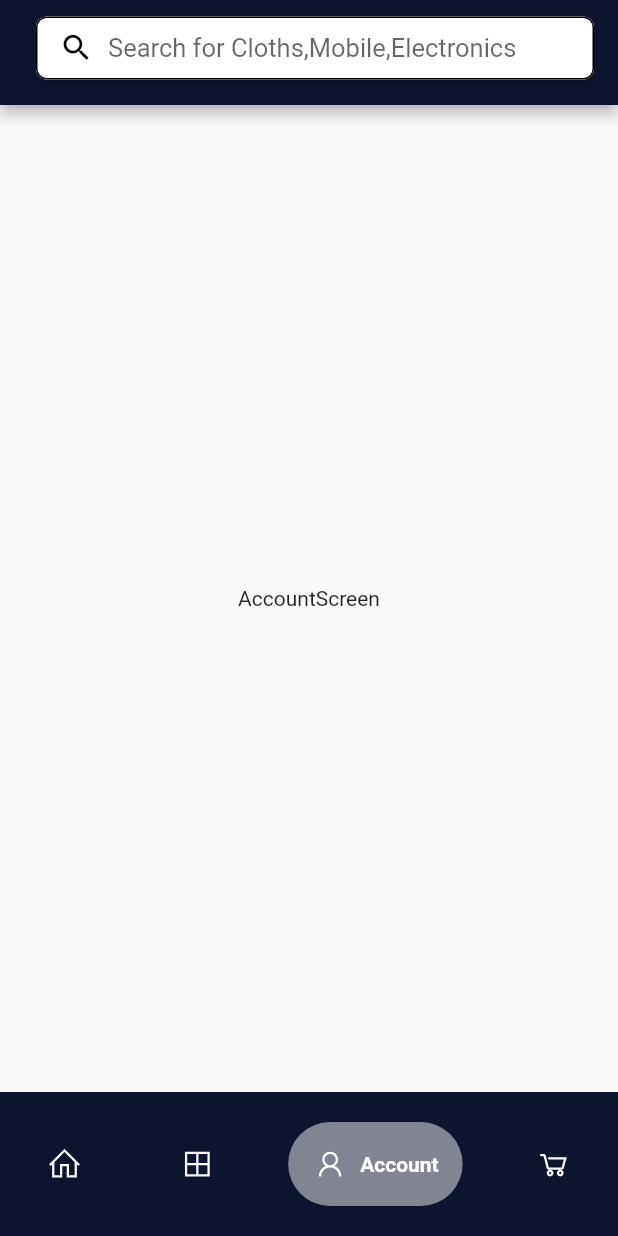
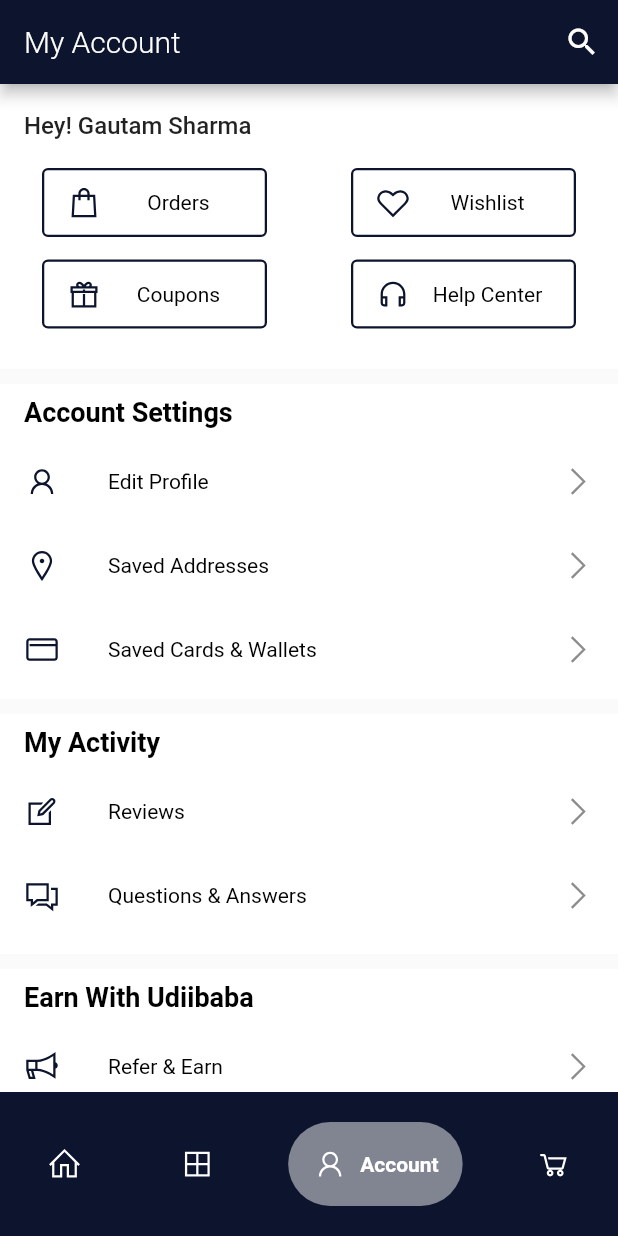
Before and after one commit to GautamSharma05/med, a Flutter app: the ScreenControl screen opened directly, swiped to page 3, on a phone screen of 412 x 824 dp. Run offline on Flutter 3.47's test engine with Material 2 defaults, Android fonts, the phone set to English and light mode, and no system bars; drawn by our look-alikes of google_nav_bar; our stand-ins replace carousel_slider, flutter_riverpod, line_icons; network calls fail; Roboto replaces fonts that are missing (Montserrat).

Commit message:
💄 Add more widgets in account screen

```diff
--- /dev/null
+++ b/lib/common/widget/common_app_bar_text.dart
@@ -0,0 +1,14 @@
+import 'package:flutter/material.dart';
+
+class CommonAppBarText extends StatelessWidget {
+  final String text;
+  const CommonAppBarText({super.key, required this.text});
+
+  @override
+  Widget build(BuildContext context) {
+    return Text(
+      text,
+      style: const TextStyle(fontWeight: FontWeight.w300),
+    );
+  }
+}
--- /dev/null
+++ b/lib/common/widget/common_text.dart
@@ -0,0 +1,15 @@
+import 'package:flutter/material.dart';
+import 'package:med/constant/constants.dart';
+
+class CommonText extends StatelessWidget {
+  final String text;
+  const CommonText({super.key, required this.text});
+
+  @override
+  Widget build(BuildContext context) {
+    return Text(
+      text,
+      style: const TextStyle(color:AppColor.textBlackColor,fontSize: 14, fontWeight: FontWeight.w400),
+    );
+  }
+}
--- a/lib/constant/constants.dart
+++ b/lib/constant/constants.dart
@@ -1,7 +1,9 @@
 import 'dart:ui';
+
 
 class AppColor {
   static const themeColor = Color(0xff0D142E);
+  static const scaffoldBackgroungColor = Color(0xffe0e0e0);
   static const textColor = Color(0xffFFFFFF);
   static const textBlackColor = Color(0xff000000);
   static const hintColor = Color(0xffc4c4c4);
@@ -27,4 +29,23 @@
   static const acceptTerm = 'I accept the Terms of Use.';
   static const rememberMe = 'Remember Me';
   static const searchHintText = 'Search for Cloths,Mobile,Electronics';
+  static const userName = 'Hey! Gautam Sharma';
+  static const accountAppBarText = 'My Account';
+  static const orders= 'Orders';
+  static const coupons= 'Coupons';
+  static const wishlist= 'Wishlist';
+  static const helpCenter= 'Help Center';
+  static const accountSetting = 'Account Settings';
+  static const editProfile = 'Edit Profile';
+  static const savedAddresses = 'Saved Addresses';
+  static const savedCardAndWallet = 'Saved Cards & Wallets';
+  static const myActivity = 'My Activity';
+  static const reviews = 'Reviews';
+  static const questionAndAnswer = 'Questions & Answers';
+  static const earnWithUdiiBaba = 'Earn With Udiibaba';
+  static const referAndEarn = 'Refer & Earn';
+  static const sellOnUdiibaba = 'Sell On Udiibaba';
+  static const feedbackAndInformation = 'Feedback & Information';
+  static const termPoliciesAndLicenses = 'Terms, Policies & Licenses';
+  static const browseFaqs = 'Browse FAQs';
 }
--- a/lib/features/screens/accountscreen/account_screen.dart
+++ b/lib/features/screens/accountscreen/account_screen.dart
@@ -1,16 +1,55 @@
 import 'package:flutter/material.dart';
-
+import 'package:med/common/widget/common_app_bar_text.dart';
+import 'package:med/constant/constants.dart';
+import 'package:med/features/screens/accountscreen/widgets/account_detail.dart';
+import 'package:med/features/screens/accountscreen/widgets/account_earn_with.dart';
+import 'package:med/features/screens/accountscreen/widgets/account_my_activity.dart';
+import 'package:med/features/screens/accountscreen/widgets/account_settings.dart';
+import 'package:med/features/screens/accountscreen/widgets/feedback.dart';
+import 'package:med/features/screens/accountscreen/widgets/log_out_button.dart';
 
 class AccountScreen extends StatelessWidget {
   const AccountScreen({super.key});
 
   @override
   Widget build(BuildContext context) {
-    return const Scaffold(
-      body: Center(
-        child: Text('AccountScreen'),
-      ),
-
-    );
+    return Scaffold(
+        appBar: AppBar(
+          title: const CommonAppBarText(text: AppText.accountAppBarText),
+          actions: [
+            IconButton(
+                onPressed: () {},
+                icon: const Icon(
+                  Icons.search,
+                  color: AppColor.textColor,
+                ))
+          ],
+        ),
+        body: SingleChildScrollView(
+          child: SafeArea(
+              child: Column(children: const [
+            AccountDetail(),
+            SizedBox(
+              height: 10,
+            ),
+            AccountSettings(),
+            SizedBox(
+              height: 10,
+            ),
+            MyActivity(),
+            SizedBox(
+              height: 10,
+            ),
+            EarnWithUdiiBaba(),
+            SizedBox(
+              height: 10,
+            ),
+            FeedbackAndInformation(),
+            SizedBox(
+              height: 10,
+            ),
+            LogOutButton(),
+          ])),
+        ));
   }
 }
--- /dev/null
+++ b/lib/features/screens/accountscreen/widgets/account_detail.dart
@@ -0,0 +1,45 @@
+import 'package:flutter/material.dart';
+import 'package:line_icons/line_icons.dart';
+import 'package:med/constant/constants.dart';
+import 'package:med/features/screens/accountscreen/widgets/button_widgets.dart';
+
+class AccountDetail extends StatelessWidget {
+  const AccountDetail({super.key});
+
+  @override
+  Widget build(BuildContext context) {
+    return Container(
+      color: AppColor.textColor,
+      width: double.infinity,
+      height: 190,
+      child: Column(
+        children: [
+          const ListTile(
+            title: Text(
+              AppText.userName,
+              style: TextStyle(fontWeight: FontWeight.w500),
+            ),
+          ),
+          Row(
+            mainAxisAlignment: MainAxisAlignment.spaceAround,
+            children: const [
+              AccountButtons(text: AppText.orders, icon: LineIcons.shoppingBag),
+              AccountButtons(text: AppText.wishlist, icon: LineIcons.heart),
+            ],
+          ),
+          const SizedBox(
+            height: 15,
+          ),
+          Row(
+            mainAxisAlignment: MainAxisAlignment.spaceAround,
+            children: const [
+              AccountButtons(text: AppText.coupons, icon: LineIcons.gift),
+              AccountButtons(
+                  text: AppText.helpCenter, icon: LineIcons.headphones),
+            ],
+          ),
+        ],
+      ),
+    );
+  }
+}
--- /dev/null
+++ b/lib/features/screens/accountscreen/widgets/account_earn_with.dart
@@ -0,0 +1,46 @@
+import 'package:flutter/material.dart';
+import 'package:line_icons/line_icons.dart';
+import 'package:med/common/widget/common_text.dart';
+import 'package:med/constant/constants.dart';
+
+class EarnWithUdiiBaba extends StatelessWidget {
+  const EarnWithUdiiBaba({super.key});
+
+  @override
+  Widget build(BuildContext context) {
+    return Container(
+      color: AppColor.textColor,
+      width: double.infinity,
+      height: 160,
+      child: Column(
+        crossAxisAlignment: CrossAxisAlignment.start,
+        children: const [
+          Padding(
+            padding: EdgeInsets.only(left: 16.0, top: 8.0, bottom: 8.0),
+            child: Text(
+              AppText.earnWithUdiiBaba,
+              style: TextStyle(
+                  color: AppColor.textBlackColor,
+                  fontSize: 18,
+                  fontWeight: FontWeight.w600),
+            ),
+          ),
+          ListTile(
+            leading: Icon(color: AppColor.themeColor, LineIcons.bullhorn),
+            title: CommonText(
+              text: AppText.referAndEarn,
+            ),
+            trailing: Icon(LineIcons.angleRight),
+          ),
+          ListTile(
+            leading: Icon(color: AppColor.themeColor, LineIcons.store),
+            title: CommonText(
+              text: AppText.sellOnUdiibaba,
+            ),
+            trailing: Icon(LineIcons.angleRight),
+          ),
+        ],
+      ),
+    );
+  }
+}
--- /dev/null
+++ b/lib/features/screens/accountscreen/widgets/account_my_activity.dart
@@ -0,0 +1,47 @@
+import 'package:flutter/material.dart';
+import 'package:line_icons/line_icons.dart';
+import 'package:med/common/widget/common_text.dart';
+import 'package:med/constant/constants.dart';
+
+
+class MyActivity extends StatelessWidget {
+  const MyActivity({super.key});
+
+  @override
+  Widget build(BuildContext context) {
+    return Container(
+      color: AppColor.textColor,
+      width: double.infinity,
+      height: 160,
+      child: Column(
+          crossAxisAlignment: CrossAxisAlignment.start,
+        children: const [
+          Padding(
+            padding: EdgeInsets.only(left: 16.0, top: 8.0, bottom: 8.0),
+            child: Text(
+              AppText.myActivity,
+              style: TextStyle(
+                  color: AppColor.textBlackColor,
+                  fontSize: 18,
+                  fontWeight: FontWeight.w600),
+            ),
+          ),
+          ListTile(
+            leading: Icon(color: AppColor.themeColor, LineIcons.edit),
+            title: CommonText(
+              text: AppText.reviews,
+            ),
+            trailing: Icon(LineIcons.angleRight),
+          ),
+           ListTile(
+            leading: Icon(color: AppColor.themeColor, LineIcons.comments),
+            title: CommonText(
+              text: AppText.questionAndAnswer,
+            ),
+            trailing: Icon(LineIcons.angleRight),
+          ),
+        ],
+      ),
+    );
+  }
+}
--- /dev/null
+++ b/lib/features/screens/accountscreen/widgets/account_settings.dart
@@ -0,0 +1,53 @@
+import 'package:flutter/material.dart';
+import 'package:line_icons/line_icons.dart';
+import 'package:med/common/widget/common_text.dart';
+import 'package:med/constant/constants.dart';
+
+class AccountSettings extends StatelessWidget {
+  const AccountSettings({super.key});
+
+  @override
+  Widget build(BuildContext context) {
+    return Container(
+      color: AppColor.textColor,
+      width: double.infinity,
+      height: 210,
+      child: Column(
+        crossAxisAlignment: CrossAxisAlignment.start,
+        children: const [
+          Padding(
+            padding: EdgeInsets.only(left: 16.0, top: 8.0, bottom: 8.0),
+            child: Text(
+              AppText.accountSetting,
+              style: TextStyle(
+                  color: AppColor.textBlackColor,
+                  fontSize: 18,
+                  fontWeight: FontWeight.w600),
+            ),
+          ),
+          ListTile(
+            leading: Icon(color: AppColor.themeColor, LineIcons.user),
+            title: CommonText(
+              text: AppText.editProfile,
+            ),
+            trailing: Icon(LineIcons.angleRight),
+          ),
+          ListTile(
+            leading: Icon(color: AppColor.themeColor, LineIcons.mapMarker),
+            title: CommonText(
+              text: AppText.savedAddresses,
+            ),
+            trailing: Icon(LineIcons.angleRight),
+          ),
+          ListTile(
+            leading: Icon(color: AppColor.themeColor, LineIcons.creditCard),
+            title: CommonText(
+              text: AppText.savedCardAndWallet,
+            ),
+            trailing: Icon(LineIcons.angleRight),
+          ),
+        ],
+      ),
+    );
+  }
+}
--- /dev/null
+++ b/lib/features/screens/accountscreen/widgets/button_widgets.dart
@@ -0,0 +1,34 @@
+import 'package:flutter/material.dart';
+import 'package:med/common/widget/common_text.dart';
+import 'package:med/constant/constants.dart';
+
+class AccountButtons extends StatelessWidget {
+  final String text;
+  final dynamic icon;
+  const AccountButtons({super.key, required this.text, required this.icon});
+
+  @override
+  Widget build(BuildContext context) {
+    return SizedBox(
+      width: 150,
+      height: 46,
+      child: OutlinedButton.icon(
+        icon: Icon( icon,color: AppColor.themeColor,),
+        onPressed: null,
+        style: ButtonStyle(
+          side: MaterialStateProperty.all(
+            const BorderSide(
+              color: AppColor.themeColor,
+              width: 1.5,
+            ),
+          ),
+        ),
+        label: Center(
+          child: CommonText(
+            text: text,
+          ),
+        ),
+      ),
+    );
+  }
+}
--- /dev/null
+++ b/lib/features/screens/accountscreen/widgets/feedback.dart
@@ -0,0 +1,46 @@
+import 'package:flutter/material.dart';
+import 'package:line_icons/line_icons.dart';
+import 'package:med/common/widget/common_text.dart';
+import 'package:med/constant/constants.dart';
+
+class FeedbackAndInformation extends StatelessWidget {
+  const FeedbackAndInformation({super.key});
+
+  @override
+  Widget build(BuildContext context) {
+    return Container(
+      color: AppColor.textColor,
+      width: double.infinity,
+      height: 160,
+      child: Column(
+        crossAxisAlignment: CrossAxisAlignment.start,
+        children: const [
+          Padding(
+            padding: EdgeInsets.only(left: 16.0, top: 8.0, bottom: 8.0),
+            child: Text(
+              AppText.feedbackAndInformation,
+              style: TextStyle(
+                  color: AppColor.textBlackColor,
+                  fontSize: 18,
+                  fontWeight: FontWeight.w600),
+            ),
+          ),
+          ListTile(
+            leading: Icon(color: AppColor.themeColor, LineIcons.copy),
+            title: CommonText(
+              text: AppText.termPoliciesAndLicenses,
+            ),
+            trailing: Icon(LineIcons.angleRight),
+          ),
+          ListTile(
+            leading: Icon(color: AppColor.themeColor, LineIcons.questionCircle),
+            title: CommonText(
+              text: AppText.browseFaqs,
+            ),
+            trailing: Icon(LineIcons.angleRight),
+          ),
+        ],
+      ),
+    );
+  }
+}
--- /dev/null
+++ b/lib/features/screens/accountscreen/widgets/log_out_button.dart
@@ -0,0 +1,10 @@
+import 'package:flutter/material.dart';
+
+class LogOutButton extends StatelessWidget {
+  const LogOutButton({super.key});
+
+  @override
+  Widget build(BuildContext context) {
+    return Container();
+  }
+}
--- a/lib/features/screens/homescreen/home_screen.dart
+++ b/lib/features/screens/homescreen/home_screen.dart
@@ -1,4 +1,5 @@
 import 'package:flutter/material.dart';
+import 'package:med/common/widget/app_bar.dart';
 import 'package:med/features/screens/homescreen/widgets/crousel_slider.dart';
 
 
@@ -14,6 +15,7 @@
   @override
   Widget build(BuildContext context) {
     return  Scaffold(
+       appBar: const CustomAppbar(),
       body:SingleChildScrollView(
         child: Column(
           children: const [
--- a/lib/features/screens/screens.dart
+++ b/lib/features/screens/screens.dart
@@ -1,6 +1,5 @@
 import 'package:flutter/material.dart';
 import 'package:flutter_riverpod/flutter_riverpod.dart';
-import 'package:med/common/widget/app_bar.dart';
 import 'package:med/common/widget/bottom_navigation.dart';
 import 'package:med/features/screens/accountscreen/account_screen.dart';
 import 'package:med/features/screens/cartscreen/cart_screen.dart';
@@ -29,8 +28,9 @@
   Widget build(BuildContext context) {
     return SafeArea(
       child: Scaffold(
-        appBar: const CustomAppbar(),
+
         body: PageView.builder(
+          physics: const NeverScrollableScrollPhysics(),
             itemCount: 4,
             controller: pageController,
             onPageChanged: (page) {
--- a/lib/main.dart
+++ b/lib/main.dart
@@ -3,6 +3,7 @@
 import 'package:flutter_riverpod/flutter_riverpod.dart';
 import 'package:med/buil_primary_swatch.dart';
 import 'package:med/features/screens/loginscreen/loginscreen.dart';
+import 'package:med/features/screens/screens.dart';
 import 'constant/constants.dart';
 
 void main() {
@@ -26,6 +27,6 @@
           primarySwatch: buildMaterialColor(AppColor.themeColor),
           fontFamily: 'Montserrat',
         ),
-        home: const LoginScreen());
+        home: const ScreenControl());
   }
 }
```
